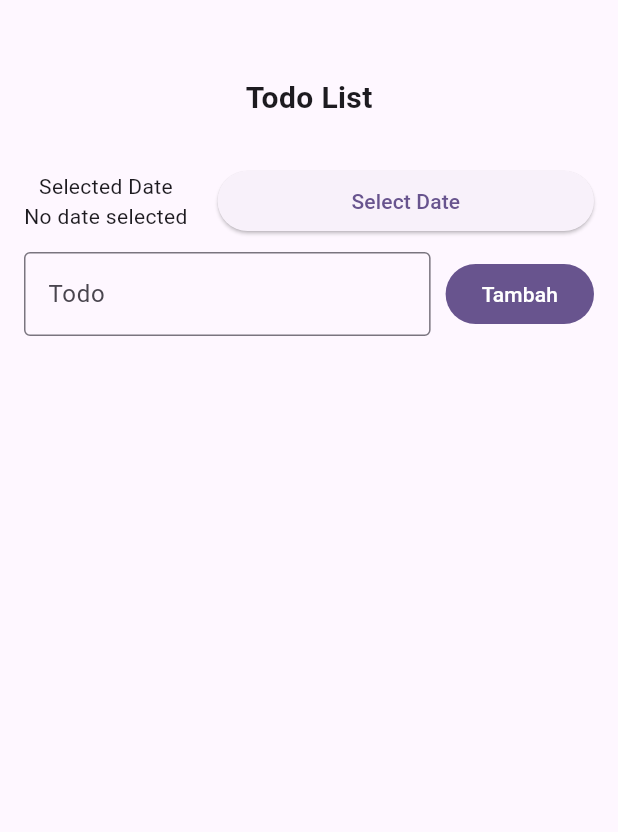
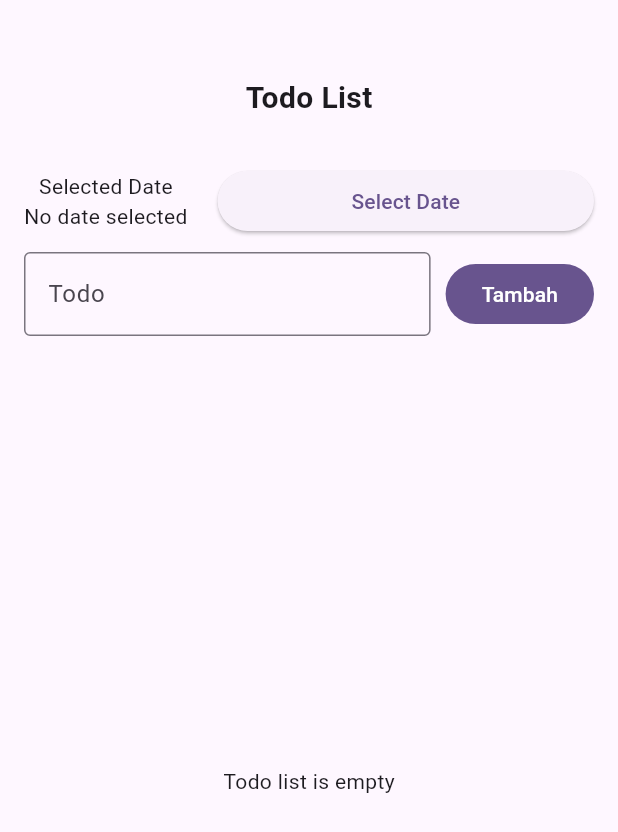
Before and after one commit to Jantopthegreat/068_TodoBloc, a Flutter app: the TodoPage screen opened directly, on a phone screen of 412 x 824 dp. Shown: the top 832 px of the screen. Run offline on Flutter 3.47's test engine with Material 3 defaults, Android fonts, the phone set to English and light mode, and no system bars; our stand-ins replace bloc, flutter_bloc.

```diff
--- a/lib/presentation/todo_page.dart
+++ b/lib/presentation/todo_page.dart
@@ -105,6 +105,19 @@ class TodoPage extends StatelessWidget {
                   ],
                 ),
               ),
+              Expanded(
+                child: BlocBuilder<TodoBloc, TodoState>(
+                  builder: (context, state) {
+                    if (state is TodoLoading) {
+                      return Center(child: CircularProgressIndicator());
+                    } else if (state is TodoLoaded) {
+                      if (state.todos.isEmpty) {
+                        return Center(child: Text('Todo list is empty'));
+                      }
+                    }
+                  },
+                ),
+              ),
             ],
           ),
         ),
```
